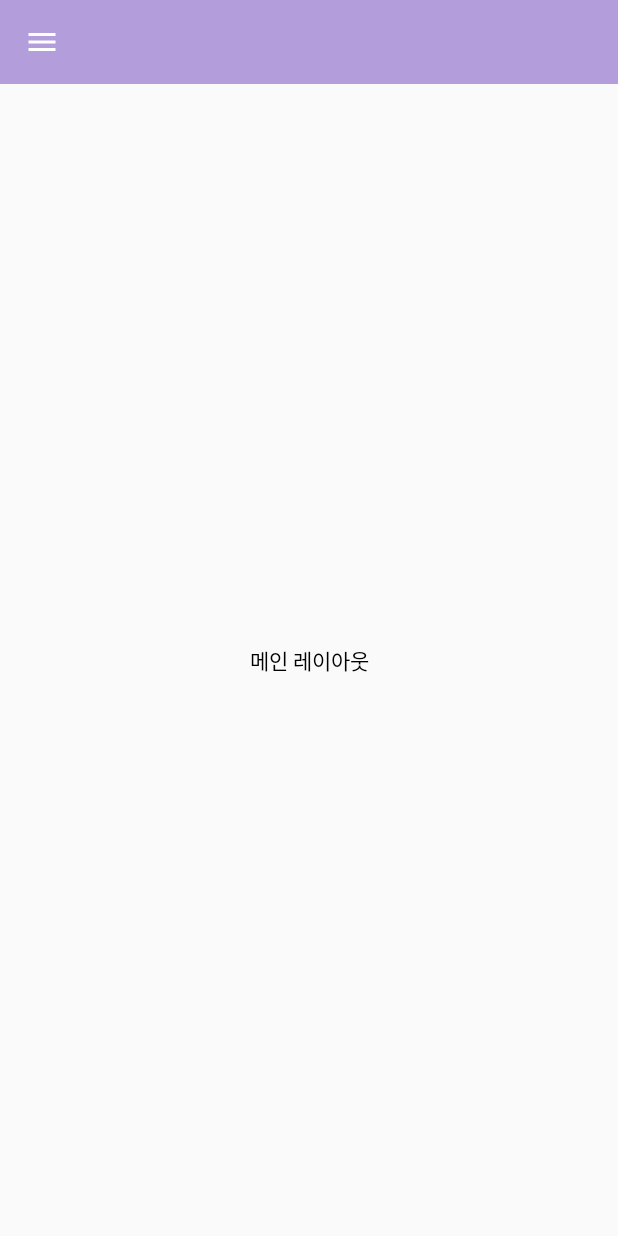
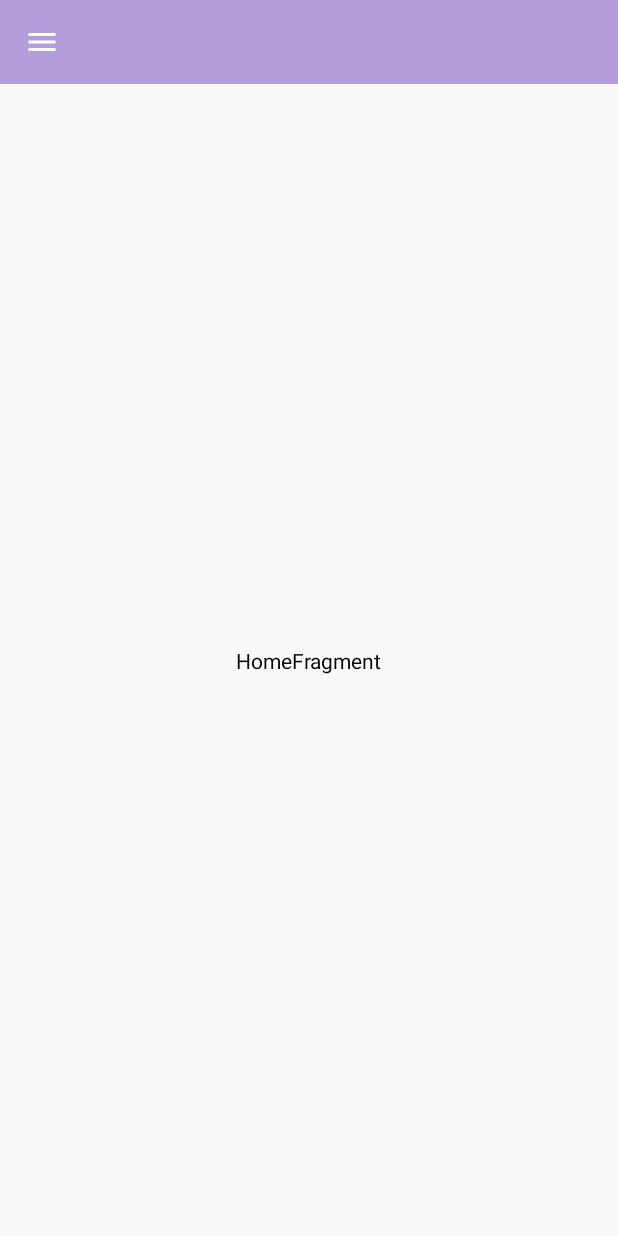
Before and after one commit to co323co/PracticeForm, an Android app: the screen it shows after launch (MainActivity), on a phone screen of 412 x 824 dp. Run offline under Robolectric (Android 15) with nearby library versions, the phone set to English and light mode, and no system bars.

Commit message:
Fragment

```diff
--- a/app/src/main/AndroidManifest.xml
+++ b/app/src/main/AndroidManifest.xml
@@ -16,6 +16,7 @@
                 <category android:name="android.intent.category.LAUNCHER" />
             </intent-filter>
         </activity>
+        <activity android:name=".InMainActivity"></activity>
     </application>
 
 </manifest>
--- /dev/null
+++ b/app/src/main/java/com/example/practiceform/HomeFragment.kt
@@ -0,0 +1,20 @@
+package com.example.practiceform
+
+import android.os.Bundle
+import android.view.LayoutInflater
+import android.view.View
+import android.view.ViewGroup
+import androidx.fragment.app.Fragment
+
+
+class HomeFragment : Fragment() {
+
+    override fun onCreateView(
+        inflater: LayoutInflater,
+        container: ViewGroup?,
+        savedInstanceState: Bundle?
+    ): View? {
+        // Inflate the layout for this fragment
+        return inflater.inflate(R.layout.fragment_home, container, false)
+    }
+}// Required empty public constructor
--- a/app/src/main/java/com/example/practiceform/MainActivity.kt
+++ b/app/src/main/java/com/example/practiceform/MainActivity.kt
@@ -9,6 +9,14 @@ import androidx.core.view.GravityCompat
 import com.google.android.material.navigation.NavigationView
 import kotlinx.android.synthetic.main.activity_main.*
 import kotlinx.android.synthetic.main.main_toolbar.*
+import androidx.core.content.ContextCompat.getSystemService
+import android.icu.lang.UCharacter.GraphemeClusterBreak.T
+import androidx.core.app.ComponentActivity
+import androidx.core.app.ComponentActivity.ExtraData
+import androidx.core.content.ContextCompat.getSystemService
+import android.icu.lang.UCharacter.GraphemeClusterBreak.T
+import androidx.fragment.app.Fragment
+
 
 //참고사이트
 //https://bongcando.tistory.com/entry/%EC%95%88%EB%93%9C%EB%A1%9C%EC%9D%B4%EB%93%9C-DrawerLayout%EC%9D%84-%EC%82%AC%EC%9A%A9%ED%95%B4%EC%84%9C-%EB%A9%94%EB%89%B4%EB%A5%BC-%EB%A7%8C%EB%93%A4%EC%96%B4%EB%B3%B4%EC%9E%90
@@ -29,6 +37,9 @@ class MainActivity : AppCompatActivity(), NavigationView.OnNavigationItemSelecte
         var navigationView : NavigationView = findViewById(R.id.main_navigation);
         navigationView.setNavigationItemSelectedListener(this)
 
+        supportFragmentManager.beginTransaction()
+            .replace(R.id.main_fragment,HomeFragment())
+            .commit()
 
     }
 
@@ -42,8 +53,13 @@ class MainActivity : AppCompatActivity(), NavigationView.OnNavigationItemSelecte
     }
 
     override fun onNavigationItemSelected(item: MenuItem): Boolean {
+
         when(item.itemId){
-            R.id.item1-> Toast.makeText(this,"item1 clicked",Toast.LENGTH_SHORT).show()
+            R.id.item1-> {
+                supportFragmentManager.beginTransaction()
+                    .replace(R.id.main_fragment,OneFragment())
+                    .commit()
+            }
             R.id.item2-> Toast.makeText(this,"item2 clicked",Toast.LENGTH_SHORT).show()
             R.id.item3-> Toast.makeText(this,"item3 clicked",Toast.LENGTH_SHORT).show()
         }
--- /dev/null
+++ b/app/src/main/res/layout/fragment_home.xml
@@ -0,0 +1,17 @@
+<?xml version="1.0" encoding="utf-8"?>
+<androidx.constraintlayout.widget.ConstraintLayout xmlns:android="http://schemas.android.com/apk/res/android"
+    xmlns:app="http://schemas.android.com/apk/res-auto"
+    xmlns:tools="http://schemas.android.com/tools"
+    android:orientation="vertical" android:layout_width="match_parent"
+    android:layout_height="match_parent">
+    <TextView
+        android:layout_width="wrap_content"
+        android:layout_height="wrap_content"
+        android:text="HomeFragment"
+        app:layout_constraintBottom_toBottomOf="parent"
+        app:layout_constraintEnd_toEndOf="parent"
+        app:layout_constraintStart_toStartOf="parent"
+        app:layout_constraintTop_toTopOf="parent"
+        android:textColor="@color/colorBlack"
+        />
+</androidx.constraintlayout.widget.ConstraintLayout>
--- a/app/src/main/res/layout/main_layout.xml
+++ b/app/src/main/res/layout/main_layout.xml
@@ -4,14 +4,15 @@
     android:layout_height="match_parent">
 
     <!-- 툴바 -->
+
     <include layout="@layout/main_toolbar"/>
 
     <!-- 메인 view -->
-    <TextView
+
+    <FrameLayout
+        android:id="@+id/main_fragment"
         android:layout_width="match_parent"
-        android:layout_height="match_parent"
-        android:gravity="center"
-        android:text="메인 레이아웃"
-        android:textColor="@color/colorBlack"/>
+        android:layout_height="match_parent">
+    </FrameLayout>
 
 </LinearLayout>
```
Also changed, not shown: app/build.gradle (+9 -11 lines), app/src/main/java/com/example/practiceform/AppDatabase.kt (added, +9 -0 lines), app/src/main/java/com/example/practiceform/OneFragment.kt (added, +19 -0 lines), app/src/main/java/com/example/practiceform/User.kt (added, +12 -0 lines), app/src/main/java/com/example/practiceform/UserDao.kt (added, +25 -0 lines), app/src/main/res/layout/fragment_one.xml (added, +17 -0 lines).
